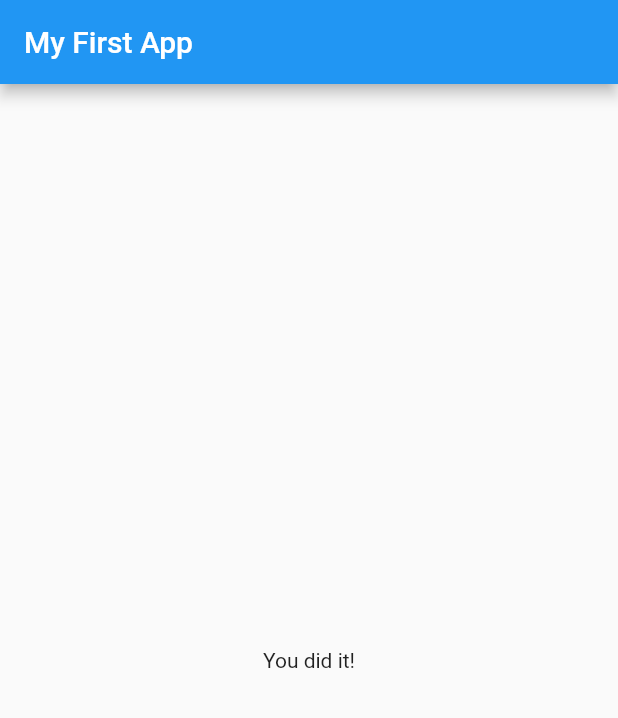
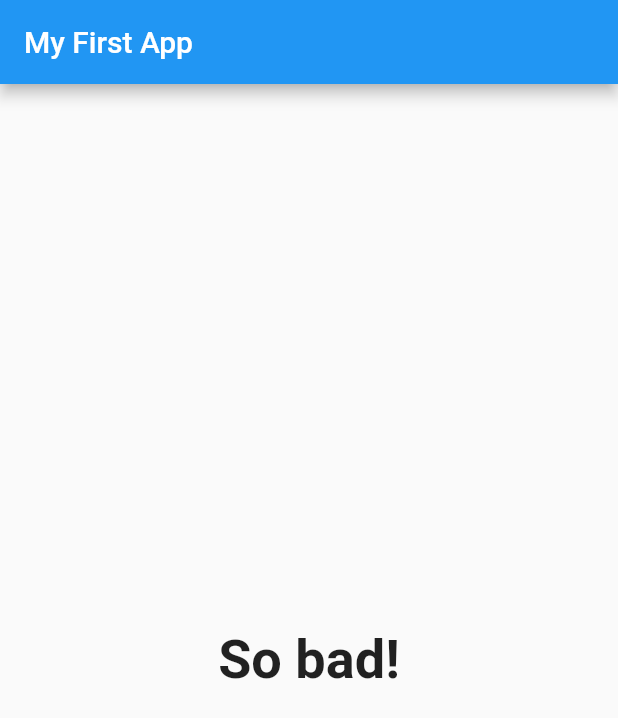
Before and after one commit to Mugisha-isaac/Flutter-quiz-app, a Flutter app: the screen it shows after launch, after a tap on "Black", after a tap on "Snake", after a tap on "Stanley", on a phone screen of 412 x 824 dp. Shown: the top 718 px of the screen. Run offline on Flutter 3.47's test engine with Material 2 defaults, Android fonts, the phone set to English and light mode, and no system bars.

```diff
--- a/lib/main.dart
+++ b/lib/main.dart
@@ -14,22 +14,39 @@ class MyApp extends StatefulWidget {
 }
 
 class _MyAppState extends State<MyApp> {
-  final _questions = [
+  final _questions = const [
     {
       'questionText': 'what\'s your favourite color?',
-      'answers': ['Black', 'Red', 'Green', 'White']
+      'answers': [
+        {'text': 'Black', 'score': 10},
+        {'text': 'Red', 'score': 6},
+        {'text': 'Green', 'score': 3},
+        {'text': 'White', 'score': 1}
+      ]
     },
     {
       'questionText': 'what\'s your favourite animal?',
-      'answers': ['Rabbit', 'Snake', 'elephant', 'Lion']
+      'answers': [
+        {'text': 'Rabbit', 'score': 10},
+        {'text': 'Snake', 'score': 2},
+        {'text': 'elephant', 'score': 5},
+        {'text': 'Lion', 'score': 4}
+      ]
     },
     {
       'questionText': 'who\'s your favourite instructor?',
-      'answers': ['Donatien', 'Hilaire', 'Stanley', 'Didier']
+      'answers': [
+        {'text': 'Donatien', 'score': 8},
+        {'text': 'Hilaire', 'score': 5},
+        {'text': 'Stanley', 'score': 10},
+        {'text': 'Didier', 'score': 4}
+      ]
     },
   ];
   var _questionIndex = 0;
-  void _answerQuestion() {
+  var _totalScore = 0;
+  void _answerQuestion(int score) {
+    _totalScore = _totalScore + score;
     setState(() {
       _questionIndex = _questionIndex + 1;
     });
@@ -51,7 +68,7 @@ class _MyAppState extends State<MyApp> {
                   answerQuestion: _answerQuestion,
                   questionIndex: _questionIndex,
                   questions: _questions)
-              : Result()),
+              : Result(_totalScore)),
     );
   }
 }
--- a/lib/quiz.dart
+++ b/lib/quiz.dart
@@ -4,7 +4,7 @@ import './question.dart';
 
 class Quiz extends StatelessWidget {
   final List<Map<String, Object>> questions;
-  final VoidCallback answerQuestion;
+  final Function answerQuestion;
   final int questionIndex;
 
   Quiz(
@@ -18,8 +18,10 @@ class Quiz extends StatelessWidget {
         Question(
           (questions[questionIndex]['questionText'] as String),
         ),
-        ...(questions[questionIndex]['answers'] as List<String>).map((answer) {
-          return Answer(answerQuestion, answer);
+        ...(questions[questionIndex]['answers'] as List<Map<String, Object>>)
+            .map((answer) {
+          return Answer(() => answerQuestion(answer['score']),
+              (answer['text']) as String);
         }).toList()
       ],
     );
--- a/lib/result.dart
+++ b/lib/result.dart
@@ -1,10 +1,27 @@
 import 'package:flutter/material.dart';
 
 class Result extends StatelessWidget {
+  final int resultScore;
+  Result(this.resultScore);
+  String get resultPhrase {
+    String resultText;
+    if (resultScore <= 5) {
+      resultText = "You are awesome and innocent!";
+    } else if (resultScore <= 8) {
+      resultText = "Pretty likable";
+    } else if (resultScore <= 10) {
+      resultText = "You are .... strange";
+    } else {
+      resultText = "So bad!";
+    }
+    return resultText;
+  }
+
   @override
   Widget build(BuildContext context) {
     return Center(
-      child: Text('You did it!'),
+      child: Text(resultPhrase,
+          style: TextStyle(fontSize: 36, fontWeight: FontWeight.bold)),
     );
   }
 }
```
